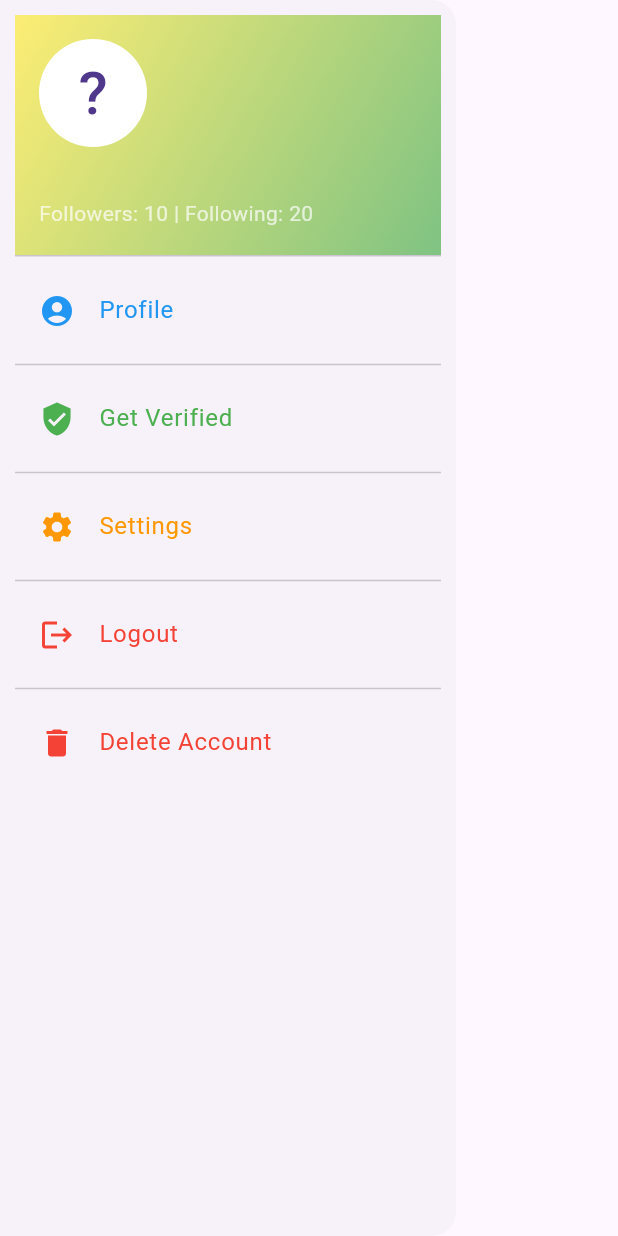
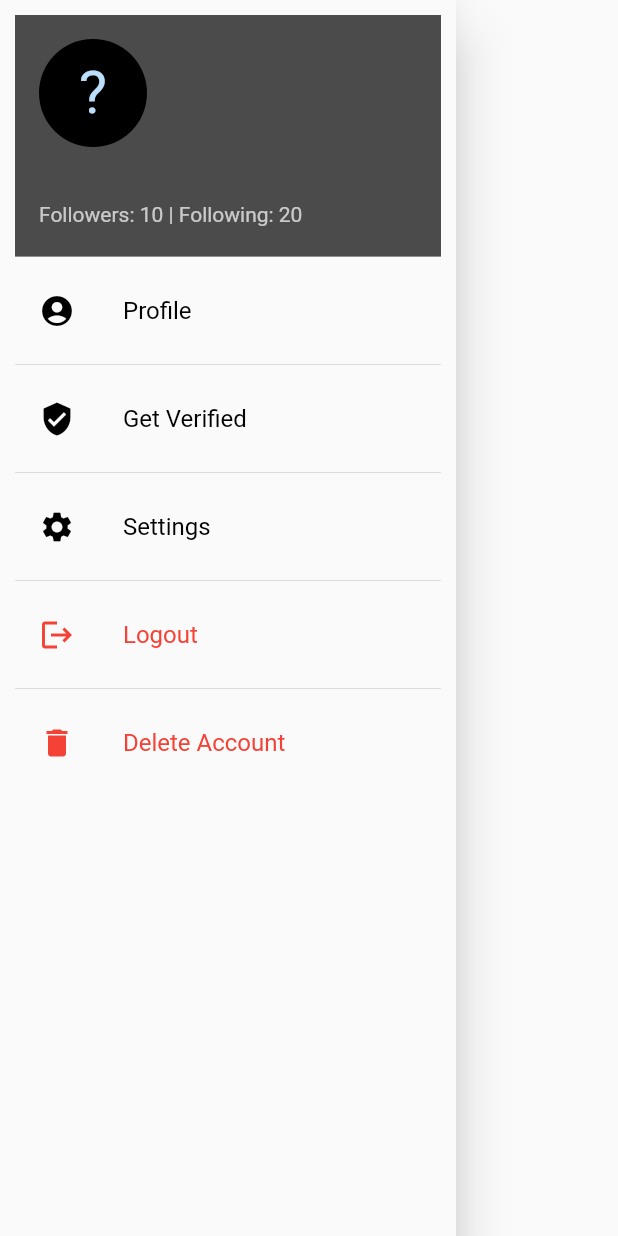
Before and after one commit to realneir/CebuArena, a Flutter app: the SidebarMenu widget shown alone on an empty page, opened directly with empty values, after a tap on "Logout", on a phone screen of 412 x 824 dp. Run offline on Flutter 3.47's test engine with Material 2 defaults, Android fonts, the phone set to English and light mode, and no system bars; our stand-ins replace carousel_slider, firebase_auth, firebase_core, google_fonts, hooks_riverpod; accounts and stored records are empty; network calls fail.

```diff
--- a/lib/widgets/Homepage/drawer.dart
+++ b/lib/widgets/Homepage/drawer.dart
@@ -14,26 +14,10 @@ class FirebaseAuthMethods {
   // ... Rest of the code ...
 
   // SIGN OUT
-  Future<void> signOut(BuildContext context) async {
-    try {
-      await _auth.signOut();
-      showSnackBar(context, 'Signed out successfully.');
-    } on FirebaseAuthException catch (e) {
-      showSnackBar(context, e.message!); // Displaying the error message
-    }
-  }
+  Future<void> signOut() async {}
 
   // DELETE ACCOUNT
-  Future<void> deleteAccount(BuildContext context) async {
-    try {
-      await _auth.currentUser!.delete();
-      showSnackBar(context, 'Account deleted successfully.');
-    } on FirebaseAuthException catch (e) {
-      showSnackBar(context, e.message!); // Displaying the error message
-      // if an error of requires-recent-login is thrown, make sure to log
-      // in user again and then delete account.
-    }
-  }
+  Future<void> deleteAccount() async {}
 }
 
 class SidebarMenu extends StatelessWidget {
@@ -53,8 +37,8 @@ class SidebarMenu extends StatelessWidget {
                 begin: Alignment.topLeft,
                 end: Alignment.bottomRight,
                 colors: [
-                  Colors.yellow.withOpacity(0.7),
-                  Colors.green.withOpacity(0.7)
+                  Colors.black.withOpacity(0.7),
+                  Colors.black12.withOpacity(0.7)
                 ],
               ),
             ),
@@ -64,7 +48,7 @@ class SidebarMenu extends StatelessWidget {
               style: TextStyle(color: Colors.white.withOpacity(0.7)),
             ),
             currentAccountPicture: CircleAvatar(
-              backgroundColor: Colors.white,
+              backgroundColor: Colors.black,
               child: Text(
                 username.isNotEmpty ? username[0].toUpperCase() : '?',
                 style: TextStyle(fontSize: 40.0),
@@ -72,8 +56,8 @@ class SidebarMenu extends StatelessWidget {
             ),
           ),
           ListTile(
-            leading: Icon(Icons.account_circle, color: Colors.blue),
-            title: Text('Profile', style: TextStyle(color: Colors.blue)),
+            leading: Icon(Icons.account_circle, color: Colors.black),
+            title: Text('Profile', style: TextStyle(color: Colors.black)),
             onTap: () {
               Navigator.push(
                 context,
@@ -83,16 +67,16 @@ class SidebarMenu extends StatelessWidget {
           ),
           Divider(),
           ListTile(
-            leading: Icon(Icons.verified_user, color: Colors.green),
-            title: Text('Get Verified', style: TextStyle(color: Colors.green)),
+            leading: Icon(Icons.verified_user, color: Colors.black),
+            title: Text('Get Verified', style: TextStyle(color: Colors.black)),
             onTap: () {
               // Add your Get Verified page navigation logic here
             },
           ),
           Divider(),
           ListTile(
-            leading: Icon(Icons.settings, color: Colors.orange),
-            title: Text('Settings', style: TextStyle(color: Colors.orange)),
+            leading: Icon(Icons.settings, color: Colors.black),
+            title: Text('Settings', style: TextStyle(color: Colors.black)),
             onTap: () {
               // Add your Settings page navigation logic here
             },
@@ -101,17 +85,13 @@ class SidebarMenu extends StatelessWidget {
           ListTile(
             leading: Icon(Icons.logout, color: Colors.red),
             title: Text('Logout', style: TextStyle(color: Colors.red)),
-            onTap: () {
-              context.read<FirebaseAuthMethods>().signOut(context);
-            },
+            onTap: () {},
           ),
           Divider(),
           ListTile(
             leading: Icon(Icons.delete, color: Colors.red),
             title: Text('Delete Account', style: TextStyle(color: Colors.red)),
-            onTap: () {
-              context.read<FirebaseAuthMethods>().deleteAccount(context);
-            },
+            onTap: () {},
           ),
         ],
       ),
```
Also changed, not shown: lib/Screens/Homepage.dart (+7 -2 lines), lib/Screens/LoginScreen.dart (+4 -3 lines), lib/Screens/Profilescreen.dart (+19 -10 lines), lib/Screens/SignupEmail.dart (+17 -35 lines), lib/main.dart (+20 -16 lines), lib/services/user_provider.dart (deleted, +0 -14 lines), 1 other file.
